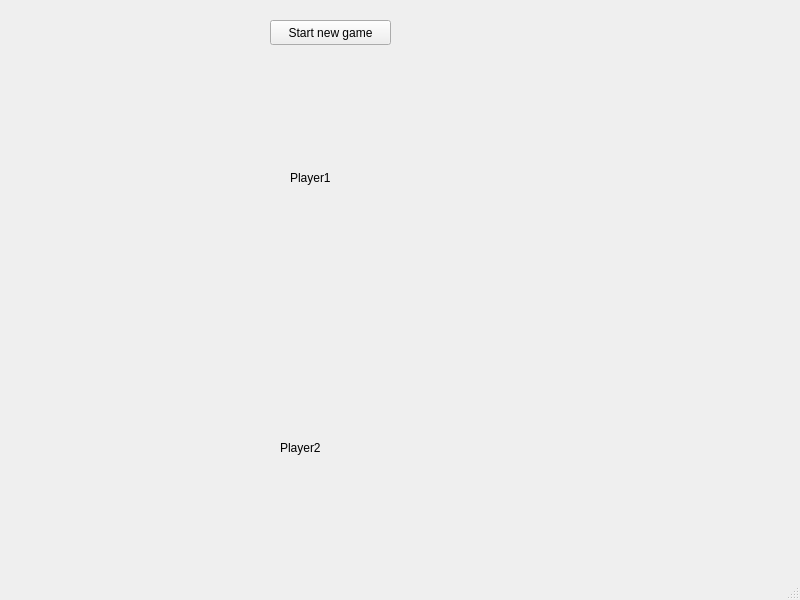
Above: mainwindow.ui from drWindstrom/tictactoe before the change. Below: the same form after it.
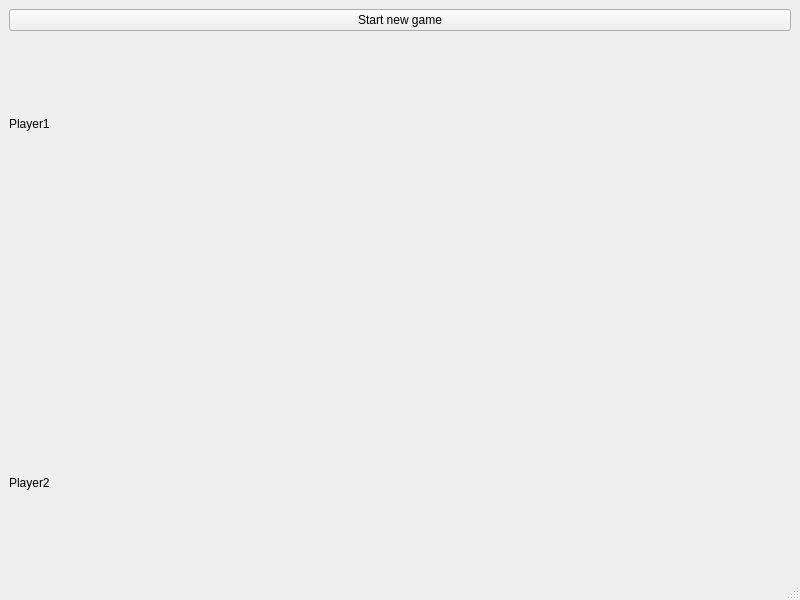
That is the form after the change.

Commit message: QT GUI Programming - Signals and slots

What changed in the file:
```diff
--- a/mainwindow.ui
+++ b/mainwindow.ui
@@ -14,55 +14,32 @@
    <string>MainWindow</string>
   </property>
   <widget class="QWidget" name="centralwidget">
+   <layout class="QVBoxLayout" name="verticalLayout">
+    <item>
+     <widget class="QPushButton" name="startNewGame">
+      <property name="text">
+       <string>Start new game</string>
+      </property>
+     </widget>
+    </item>
+    <item>
    <widget class="QLabel" name="player1Name">
-    <property name="geometry">
-     <rect>
-      <x>290</x>
-      <y>170</y>
-      <width>55</width>
-      <height>16</height>
-     </rect>
-    </property>
     <property name="text">
      <string>Player1</string>
     </property>
    </widget>
+    </item>
+    <item>
+     <widget class="QWidget" name="gameBoard" native="true"/>
+    </item>
+    <item>
    <widget class="QLabel" name="player2Name">
-    <property name="geometry">
-     <rect>
-      <x>280</x>
-      <y>440</y>
-      <width>55</width>
-      <height>16</height>
-     </rect>
-    </property>
     <property name="text">
      <string>Player2</string>
     </property>
    </widget>
-   <widget class="QPushButton" name="startNewGame">
-    <property name="geometry">
-     <rect>
-      <x>270</x>
-      <y>20</y>
-      <width>121</width>
-      <height>25</height>
-     </rect>
-    </property>
-    <property name="text">
-     <string>Start new game</string>
-    </property>
-   </widget>
-   <widget class="QWidget" name="gameBoard" native="true">
-    <property name="geometry">
-     <rect>
-      <x>250</x>
-      <y>260</y>
-      <width>120</width>
-      <height>80</height>
-     </rect>
-    </property>
-   </widget>
+    </item>
+   </layout>
   </widget>
   <widget class="QMenuBar" name="menubar">
    <property name="geometry">
```
Lines whose indentation alone changed are shown as unchanged.
